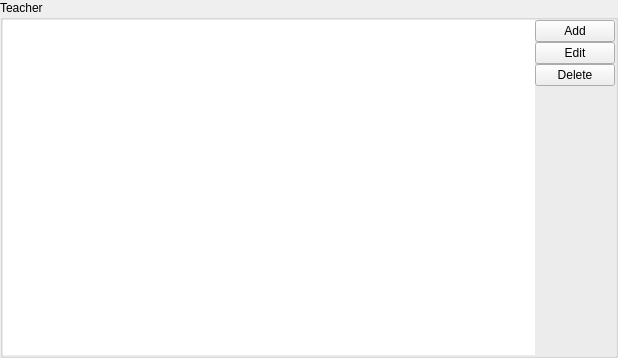
Above: Orar/OrarApp/TeacherView.ui from alexandrutm/UnivTimetable before the change. Below: the same form after it.
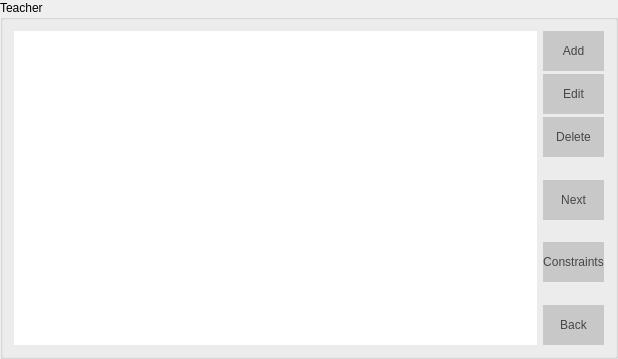
That is the form after the change.

Patch:
```diff
--- a/Orar/OrarApp/TeacherView.ui
+++ b/Orar/OrarApp/TeacherView.ui
@@ -7,7 +7,7 @@
     <x>0</x>
     <y>0</y>
     <width>618</width>
-    <height>358</height>
+    <height>359</height>
    </rect>
   </property>
   <property name="windowTitle">
@@ -34,64 +34,132 @@
      <property name="title">
       <string>Teacher</string>
      </property>
-     <layout class="QGridLayout" name="gridLayout">
-      <property name="leftMargin">
-       <number>0</number>
-      </property>
-      <property name="topMargin">
-       <number>0</number>
-      </property>
-      <property name="rightMargin">
-       <number>0</number>
-      </property>
-      <property name="bottomMargin">
-       <number>0</number>
-      </property>
-      <property name="spacing">
-       <number>0</number>
-      </property>
-      <item row="0" column="0">
-       <widget class="QListWidget" name="list">
+     <layout class="QHBoxLayout" name="horizontalLayout">
+      <item>
+       <widget class="QListWidget" name="mList">
         <property name="frameShape">
          <enum>QFrame::NoFrame</enum>
         </property>
        </widget>
       </item>
-      <item row="0" column="1">
-       <layout class="QVBoxLayout" name="verticalLayout_3">
-        <property name="spacing">
-         <number>0</number>
-        </property>
         <item>
-         <layout class="QVBoxLayout" name="verticalLayout_2">
+       <layout class="QVBoxLayout" name="verticalLayout_5">
           <property name="spacing">
-           <number>0</number>
+         <number>3</number>
           </property>
           <item>
-           <widget class="QPushButton" name="Add">
+         <widget class="QPushButton" name="mAdd">
+          <property name="minimumSize">
+           <size>
+            <width>0</width>
+            <height>40</height>
+           </size>
+          </property>
+          <property name="styleSheet">
+           <string notr="true">QPushButton{
+	font: 75 11pt &quot;Times New Roman&quot;;
+	color: rgb(70, 70, 70);
+	background-color: rgb(200, 200, 200);
+	border: 0px solid;
+}
+
+QPushButton:hover {
+	background-color: rgb(231, 231, 231);
+}</string>
+          </property>
             <property name="text">
              <string>Add</string>
             </property>
            </widget>
           </item>
           <item>
-           <widget class="QPushButton" name="Edit">
+         <widget class="QPushButton" name="mEdit">
+          <property name="minimumSize">
+           <size>
+            <width>0</width>
+            <height>40</height>
+           </size>
+          </property>
+          <property name="styleSheet">
+           <string notr="true">QPushButton{
+	font: 75 11pt &quot;Times New Roman&quot;;
+	color: rgb(70, 70, 70);
+	background-color: rgb(200, 200, 200);
+	border: 0px solid;
+}
+
+QPushButton:hover {
+	background-color: rgb(231, 231, 231);
+}</string>
+          </property>
             <property name="text">
              <string>Edit</string>
             </property>
            </widget>
           </item>
           <item>
-           <widget class="QPushButton" name="Delete">
+         <widget class="QPushButton" name="mDelete">
+          <property name="minimumSize">
+           <size>
+            <width>0</width>
+            <height>40</height>
+           </size>
+          </property>
+          <property name="styleSheet">
+           <string notr="true">QPushButton{
+	font: 75 11pt &quot;Times New Roman&quot;;
+	color: rgb(70, 70, 70);
+	background-color: rgb(200, 200, 200);
+	border: 0px solid;
+}
+
+QPushButton:hover {
+	background-color: rgb(231, 231, 231);
+}</string>
+          </property>
             <property name="text">
              <string>Delete</string>
             </property>
            </widget>
           </item>
-         </layout>
+        <item>
+         <spacer name="verticalSpacer_2">
+          <property name="orientation">
+           <enum>Qt::Vertical</enum>
+          </property>
+          <property name="sizeHint" stdset="0">
+           <size>
+            <width>20</width>
+            <height>40</height>
+           </size>
+          </property>
+         </spacer>
         </item>
         <item>
-         <layout class="QVBoxLayout" name="verticalLayout">
+         <widget class="QPushButton" name="mNext">
+          <property name="minimumSize">
+           <size>
+            <width>0</width>
+            <height>40</height>
+           </size>
+          </property>
+          <property name="styleSheet">
+           <string notr="true">QPushButton{
+	font: 75 11pt &quot;Times New Roman&quot;;
+	color: rgb(70, 70, 70);
+	background-color: rgb(200, 200, 200);
+	border: 0px solid;
+}
+
+QPushButton:hover {
+	background-color: rgb(231, 231, 231);
+}</string>
+          </property>
+          <property name="text">
+           <string>Next</string>
+          </property>
+         </widget>
+        </item>
           <item>
            <spacer name="verticalSpacer">
             <property name="orientation">
@@ -105,7 +173,68 @@
             </property>
            </spacer>
           </item>
-         </layout>
+        <item>
+         <widget class="QPushButton" name="mConstraints">
+          <property name="minimumSize">
+           <size>
+            <width>0</width>
+            <height>40</height>
+           </size>
+          </property>
+          <property name="styleSheet">
+           <string notr="true">QPushButton{
+	font: 75 11pt &quot;Times New Roman&quot;;
+	color: rgb(70, 70, 70);
+	background-color: rgb(200, 200, 200);
+	border: 0px solid;
+}
+
+QPushButton:hover {
+	background-color: rgb(231, 231, 231);
+}</string>
+          </property>
+          <property name="text">
+           <string>Constraints</string>
+          </property>
+         </widget>
+        </item>
+        <item>
+         <spacer name="verticalSpacer_3">
+          <property name="orientation">
+           <enum>Qt::Vertical</enum>
+          </property>
+          <property name="sizeHint" stdset="0">
+           <size>
+            <width>20</width>
+            <height>40</height>
+           </size>
+          </property>
+         </spacer>
+        </item>
+        <item>
+         <widget class="QPushButton" name="mBack">
+          <property name="minimumSize">
+           <size>
+            <width>0</width>
+            <height>40</height>
+           </size>
+          </property>
+          <property name="styleSheet">
+           <string notr="true">QPushButton{
+	font: 75 11pt &quot;Times New Roman&quot;;
+	color: rgb(70, 70, 70);
+	background-color: rgb(200, 200, 200);
+	border: 0px solid;
+}
+
+QPushButton:hover {
+	background-color: rgb(231, 231, 231);
+}</string>
+          </property>
+          <property name="text">
+           <string>Back</string>
+          </property>
+         </widget>
         </item>
        </layout>
       </item>
```
Lines whose indentation alone changed are shown as unchanged.
